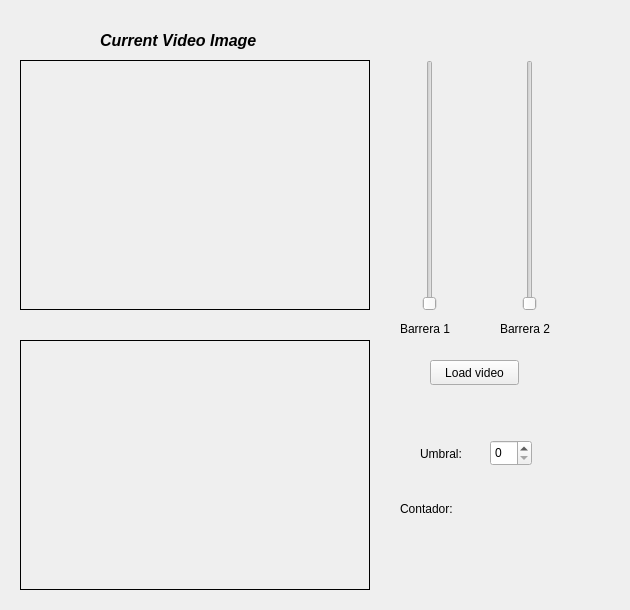
JoserraLP/ImagenDigital, file Tarea-6/mainwindow.ui: the form before one commit.
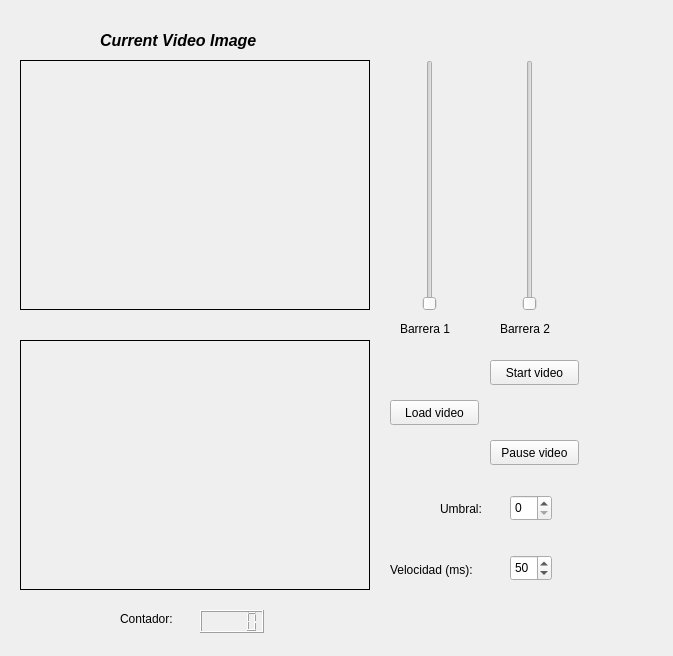
The form after the commit. Icons and pictures are not drawn.

```diff
--- a/Tarea-6/mainwindow.ui
+++ b/Tarea-6/mainwindow.ui
@@ -9,8 +9,8 @@
    <rect>
     <x>0</x>
     <y>0</y>
-    <width>630</width>
-    <height>610</height>
+    <width>673</width>
+    <height>656</height>
    </rect>
   </property>
   <property name="mouseTracking">
@@ -60,8 +60,8 @@
   <widget class="QPushButton" name="loadVideoButton">
    <property name="geometry">
     <rect>
-     <x>430</x>
-     <y>360</y>
+     <x>390</x>
+     <y>400</y>
      <width>89</width>
      <height>25</height>
     </rect>
@@ -73,8 +73,8 @@
   <widget class="QLabel" name="counter_text">
    <property name="geometry">
     <rect>
-     <x>400</x>
-     <y>500</y>
+     <x>120</x>
+     <y>610</y>
      <width>67</width>
      <height>17</height>
     </rect>
@@ -83,24 +83,21 @@
     <string>Contador:</string>
    </property>
   </widget>
-  <widget class="QLabel" name="counter">
+  <widget class="QLCDNumber" name="counter">
    <property name="geometry">
     <rect>
-     <x>480</x>
-     <y>500</y>
-     <width>67</width>
-     <height>17</height>
+     <x>200</x>
+     <y>610</y>
+     <width>64</width>
+     <height>23</height>
     </rect>
    </property>
-   <property name="text">
-    <string/>
-   </property>
   </widget>
   <widget class="QLabel" name="threshold_text">
    <property name="geometry">
     <rect>
-     <x>420</x>
-     <y>445</y>
+     <x>440</x>
+     <y>500</y>
      <width>61</width>
      <height>17</height>
     </rect>
@@ -112,8 +109,8 @@
   <widget class="QSpinBox" name="threshold">
    <property name="geometry">
     <rect>
-     <x>490</x>
-     <y>440</y>
+     <x>510</x>
+     <y>495</y>
      <width>42</width>
      <height>26</height>
     </rect>
@@ -215,6 +212,58 @@
     <string/>
    </property>
   </widget>
+  <widget class="QPushButton" name="pauseVideoButton">
+   <property name="geometry">
+    <rect>
+     <x>490</x>
+     <y>440</y>
+     <width>89</width>
+     <height>25</height>
+    </rect>
+   </property>
+   <property name="text">
+    <string>Pause video</string>
+   </property>
+  </widget>
+  <widget class="QPushButton" name="startVideoButton">
+   <property name="geometry">
+    <rect>
+     <x>490</x>
+     <y>360</y>
+     <width>89</width>
+     <height>25</height>
+    </rect>
+   </property>
+   <property name="text">
+    <string>Start video</string>
+   </property>
+  </widget>
+  <widget class="QLabel" name="velocity_text">
+   <property name="geometry">
+    <rect>
+     <x>390</x>
+     <y>560</y>
+     <width>111</width>
+     <height>20</height>
+    </rect>
+   </property>
+   <property name="text">
+    <string>Velocidad (ms):</string>
+   </property>
+  </widget>
+  <widget class="QSpinBox" name="velocity">
+   <property name="geometry">
+    <rect>
+     <x>510</x>
+     <y>555</y>
+     <width>42</width>
+     <height>26</height>
+    </rect>
+   </property>
+   <property name="value">
+    <number>50</number>
+   </property>
+  </widget>
  </widget>
  <resources/>
  <connections/>
```
